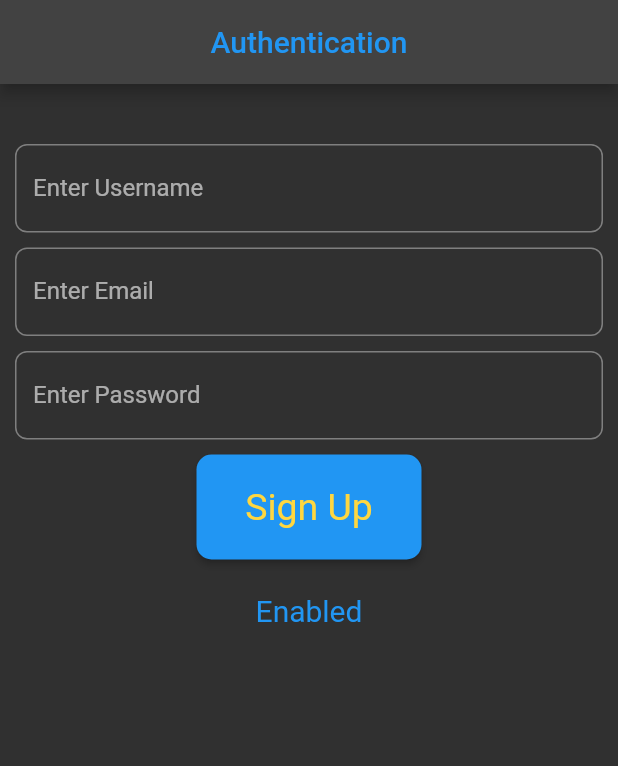
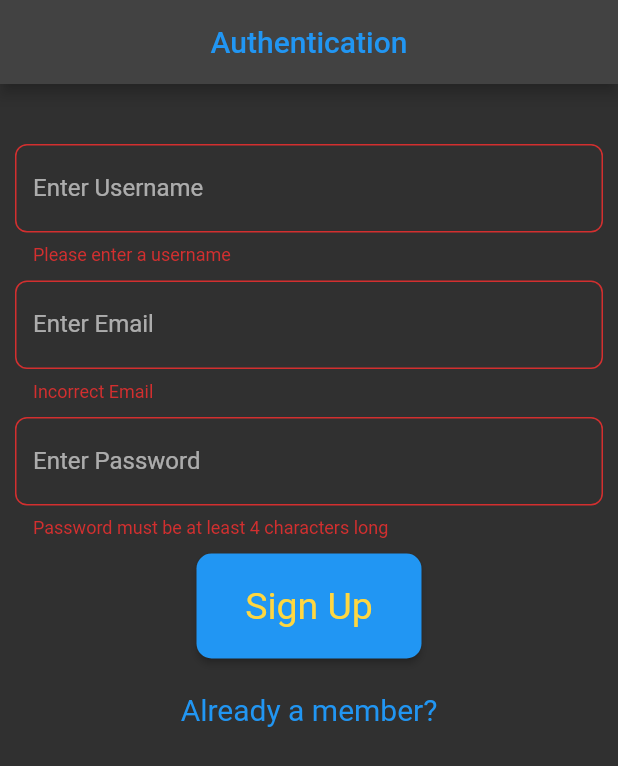
Before and after one commit to Ankitsaroj94/todo, a Flutter app: the screen it shows after launch, after a tap on "Sign Up", on a phone screen of 412 x 824 dp. Shown: the top 766 px of the screen. Run offline on Flutter 3.47's test engine with Material 2 defaults, Android fonts, the phone set to English and light mode, and no system bars; our stand-ins replace cloud_firestore, firebase_auth, firebase_core, google_fonts; accounts and stored records are empty.

```diff
--- a/lib/Auth/authform.dart
+++ b/lib/Auth/authform.dart
@@ -1,9 +1,13 @@
 // ignore_for_file: prefer_const_constructors, prefer_const_literals_to_create_immutables
 
+import 'package:firebase_auth/firebase_auth.dart';
 import 'package:flutter/material.dart';
 import 'package:google_fonts/google_fonts.dart';
+import 'package:cloud_firestore/cloud_firestore.dart';
+
 class AuthForm extends StatefulWidget {
-  const AuthForm({super.key});
+  const AuthForm({Key? key}) : super(key: key);
+
 
   @override
   State<AuthForm> createState() => _AuthFormState();
@@ -19,7 +23,45 @@ class _AuthFormState extends State<AuthForm> {
   bool isLoginPage=false;
 
   //-----------------------------------------------
-  @override
+
+  startauthentication()  {
+   bool validity = _formkey.currentState?.validate() ??false;
+    FocusScope.of(context).unfocus();
+
+    if (validity) {
+      _formkey.currentState?.save();
+      submitform(_email,_password,_username);
+    }
+  }
+
+  submitform(String email, String password, String username) async {
+    final auth = FirebaseAuth.instance;
+    UserCredential authResult;
+    try {
+      if (isLoginPage) {
+        authResult = await auth.signInWithEmailAndPassword(email: email, password: password);
+      } else {
+        authResult = await auth.createUserWithEmailAndPassword(email: email, password: password);
+        String? uid = authResult.user?.uid;
+
+        if (uid != null) { // Check if uid is not null
+          await FirebaseFirestore.instance.collection('users').doc(uid).set({
+            'username': username,
+            'email': email,
+          });
+        } else {
+          // Handle the case when uid is null (this should ideally never happen if createUserWithEmailAndPassword was successful)
+          print("Error: UID is null");
+          // You can also show a message to the user or log this incident for debugging.
+        }
+      }
+    } catch (err) {
+      print(err);
+    }
+  }
+
+  //-----------------------------------------------
+   @override
   Widget build(BuildContext context) {
     return Container(
       //------- to set height and width----
@@ -40,14 +82,15 @@ class _AuthFormState extends State<AuthForm> {
                   children: [
                     //-----------username------
 
+
+                      SizedBox(height: 10),
                     if(!isLoginPage)
-                      SizedBox(height: 10),
                     TextFormField(
                       keyboardType: TextInputType.emailAddress,
                       key: ValueKey('username'),
                       validator: (value){
-                        if(value!.isNotEmpty){
-                          return 'Incorrect Username';
+                        if(value!.isEmpty) {
+                          return 'Please enter a username';
                         }
                         return null;
                       },
@@ -71,7 +114,7 @@ class _AuthFormState extends State<AuthForm> {
                       keyboardType: TextInputType.emailAddress,
                       key: ValueKey('email'),
                       validator: (value){
-                        if(value!.isEmpty || !value.contains('@') ){
+                        if(value!.isEmpty || !value.contains('@')) {
                           return 'Incorrect Email';
                         }
                         return null;
@@ -94,11 +137,12 @@ class _AuthFormState extends State<AuthForm> {
                   //--------password-----
                     SizedBox(height: 10),
                     TextFormField(
+                      obscureText: true,
                       keyboardType: TextInputType.emailAddress,
                       key: ValueKey('password'),
                       validator: (value){
-                        if(value!.isNotEmpty){
-                          return 'Incorrect Password';
+                        if(value!.isEmpty || value.length < 4) {
+                          return 'Password must be at least 4 characters long';
                         }
                         return null;
                       },
@@ -123,7 +167,9 @@ class _AuthFormState extends State<AuthForm> {
                       width: 150,
                        child: ElevatedButton(
 
-                         onPressed: () { },
+                         onPressed: () {
+                           startauthentication();
+                         },
 
                          style: ElevatedButton.styleFrom(
                            textStyle: TextStyle(fontSize: 25),
@@ -143,33 +189,16 @@ class _AuthFormState extends State<AuthForm> {
                     ),
 
                     SizedBox(height: 10),
-                 /* SizedBox(
-                      height: 60,
-                      width: 150,
-                      child: ElevatedButton(onPressed: () { },
-
-                        style: ElevatedButton.styleFrom(
-                          textStyle: TextStyle(fontSize: 25),
-
-                          backgroundColor: Colors.blue,
-                          minimumSize: Size(88, 36),
-                          padding: EdgeInsets.symmetric(horizontal: 16),
-                          shape: const RoundedRectangleBorder(
-                            borderRadius: BorderRadius.all(Radius.circular(10)),
-                          ),
-
-                        ),
-                        child: isLoginPage? Text('Login')
-                            :Text('Sign Up'),
-                      ),
-                    ) */
-
                     TextButton(
                       style: TextButton.styleFrom(
                         textStyle: const TextStyle(fontSize: 20),
                       ),
-                      onPressed: () {},
-                      child: const Text('Enabled'),
+                      onPressed: () {
+                        setState(() {
+                          isLoginPage=!isLoginPage;
+                        });
+                      },
+                      child: isLoginPage?Text('Not a member?'): Text('Already a member?'),
                     ),
                   ],
                 ),
--- a/lib/main.dart
+++ b/lib/main.dart
@@ -1,3 +1,4 @@
+import 'package:firebase_auth/firebase_auth.dart';
 import 'package:firebase_core/firebase_core.dart';
 import 'package:flutter/material.dart';
 import 'package:todo/Auth/authscreen.dart';
@@ -19,7 +20,16 @@ class MyApp extends StatelessWidget {
   @override
   Widget build(BuildContext context) {
     return MaterialApp(
-      home: AuthScreen(),
+      home: StreamBuilder(stream: FirebaseAuth.instance.authStateChanges(),
+      builder: (context,usersnapshot){
+        if(usersnapshot.hasData){
+          return Home();
+        }else{
+          return AuthScreen();
+        }
+      }
+
+      ),
       debugShowCheckedModeBanner: false,
       theme:
       ThemeData(brightness: Brightness.dark,
```
Also changed, not shown: 2 other files.
